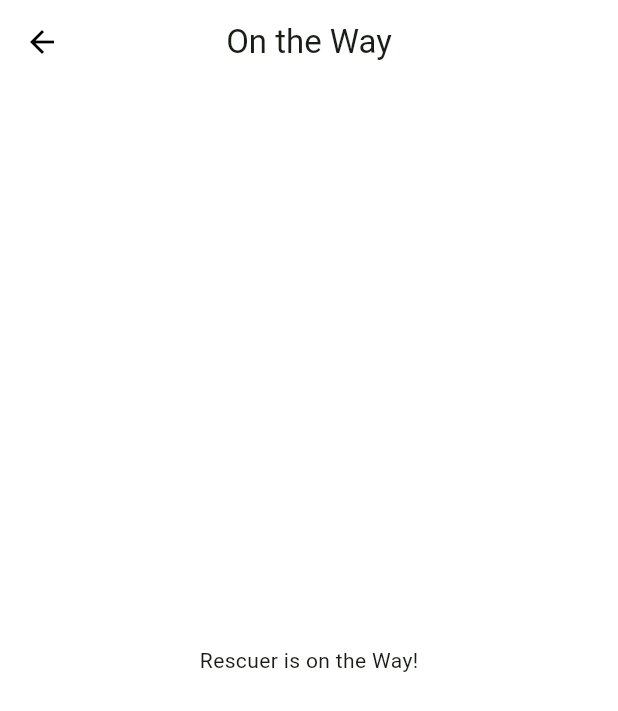
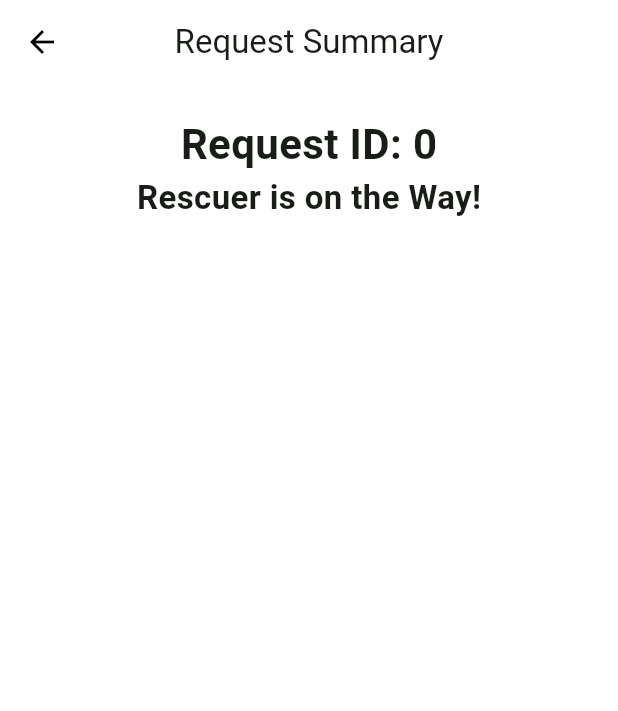
Before and after one commit to Project-Buhay/buhay-frontend, a Flutter app: the OnTheWayPage screen opened directly with empty values, on a phone screen of 412 x 824 dp. Shown: the top 711 px of the screen. Run offline on Flutter 3.47's test engine with Material 3 defaults, Android fonts, the light colour scheme and no system bars; our stand-ins replace appwrite, firebase_core, flutter_form_builder, flutter_svg, form_builder_validators, get_it and 5 more; missing offline and left inert: mapbox_maps_flutter; accounts and stored records are empty; network calls fail.

Commit message:
Request summary (#9)
* feat: add logout to rescuer dashboard

* feat: use convert coordinates endpoint

* feat: add request summary on otw page

```diff
--- /dev/null
+++ b/lib/system_ui/presentation/constituent/otw.dart
@@ -0,0 +1,113 @@
+import 'package:buhay/system_ui/controller/constituent/map_interactive_search.dart';
+import 'package:buhay/system_ui/controller/constituent/map_manual_search_controller.dart';
+// import 'package:buhay/system_ui/models.dart';
+import 'package:flutter/material.dart';
+
+class OnTheWayPage extends StatefulWidget {
+  final int requestId;
+  final MapManualSearchController? mapManualSearchController;
+  final MapInteractiveSearchController? mapInteractiveSearchController;
+  final Map<String, dynamic> response;
+  const OnTheWayPage({
+    super.key,
+    required this.requestId,
+    this.mapManualSearchController,
+    this.mapInteractiveSearchController,
+    required this.response,
+  });
+  @override
+  State<OnTheWayPage> createState() => _OnTheWayPageState();
+}
+
+class _OnTheWayPageState extends State<OnTheWayPage> {
+  late int requestId;
+  late MapManualSearchController? mapManualSearchController;
+  late MapInteractiveSearchController? mapInteractiveSearchController;
+
+  @override
+  void initState() {
+    super.initState();
+
+    requestId = widget.requestId;
+    mapManualSearchController = widget.mapManualSearchController;
+    mapInteractiveSearchController = widget.mapInteractiveSearchController;
+
+    print(widget.response);
+    print(widget.response["locations"]);
+
+    if (mapManualSearchController != null) {
+      sendDataUsingManual();
+    } else {
+      sendDataUsingInteractive();
+    }
+  }
+
+  void sendDataUsingManual() async {
+    var request = await mapManualSearchController!.saveRouteParsing(requestId);
+    await mapManualSearchController!.mapResultsController.mapResultsApi
+        .saveRouteRequest(request);
+  }
+
+  void sendDataUsingInteractive() async {
+    var request =
+        await mapInteractiveSearchController!.saveRouteParsing(requestId);
+    await mapInteractiveSearchController!.mapResultsController.mapResultsApi
+        .saveRouteRequest(request);
+  }
+
+  @override
+  Widget build(BuildContext context) {
+    return Scaffold(
+      backgroundColor: Colors.white,
+      appBar: AppBar(
+          title: Text('Request Summary'),
+          centerTitle: true,
+          backgroundColor: Colors.white,
+          iconTheme: IconThemeData(color: Colors.black)),
+      body: Padding(
+        padding: const EdgeInsets.only(top: 20.0),
+        child: SingleChildScrollView(
+          child: Column(
+            mainAxisAlignment: MainAxisAlignment.start,
+            crossAxisAlignment: CrossAxisAlignment.start,
+            children: <Widget>[
+              Center(
+                  child: Text(
+                "Request ID: ${widget.requestId}",
+                style: TextStyle(fontSize: 28, fontWeight: FontWeight.bold),
+              )),
+              Center(
+                  child: Text(
+                "Rescuer is on the Way!",
+                style: TextStyle(fontSize: 22, fontWeight: FontWeight.w600),
+              )),
+              if (widget.response["locations"] != null)
+                ...List<Widget>.from(
+                    widget.response["locations"].asMap().entries.map((entry) {
+                  int index = entry.key;
+                  var location = entry.value;
+                  return Padding(
+                    padding: const EdgeInsets.all(18.0),
+                    child: Column(
+                      crossAxisAlignment: CrossAxisAlignment.start,
+                      children: [
+                        Text(
+                          "Location ${index + 1}:",
+                          style: TextStyle(
+                              fontSize: 18, fontWeight: FontWeight.bold),
+                        ),
+                        Text(
+                          location.toString(),
+                          style: TextStyle(fontSize: 15),
+                        ),
+                      ],
+                    ),
+                  );
+                })),
+            ],
+          ),
+        ),
+      ),
+    );
+  }
+}
--- a/lib/system_ui/presentation/login/otw.dart
+++ /dev/null
@@ -1,69 +0,0 @@
-import 'package:buhay/system_ui/controller/constituent/map_interactive_search.dart';
-import 'package:buhay/system_ui/controller/constituent/map_manual_search_controller.dart';
-// import 'package:buhay/system_ui/models.dart';
-import 'package:flutter/material.dart';
-
-class OnTheWayPage extends StatefulWidget {
-  final int requestId;
-  final MapManualSearchController? mapManualSearchController;
-  final MapInteractiveSearchController? mapInteractiveSearchController;
-  const OnTheWayPage(
-      {super.key,
-      required this.requestId,
-      this.mapManualSearchController,
-      this.mapInteractiveSearchController});
-  @override
-  State<OnTheWayPage> createState() => _OnTheWayPageState();
-}
-
-class _OnTheWayPageState extends State<OnTheWayPage> {
-  late int requestId;
-  late MapManualSearchController? mapManualSearchController;
-  late MapInteractiveSearchController? mapInteractiveSearchController;
-
-  @override
-  void initState() {
-    super.initState();
-
-    requestId = widget.requestId;
-    mapManualSearchController = widget.mapManualSearchController;
-    mapInteractiveSearchController = widget.mapInteractiveSearchController;
-
-    if (mapManualSearchController != null) {
-      sendDataUsingManual();
-    } else {
-      sendDataUsingInteractive();
-    }
-  }
-
-  void sendDataUsingManual() async {
-    var request = await mapManualSearchController!.saveRouteParsing(requestId);
-    await mapManualSearchController!.mapResultsController.mapResultsApi
-        .saveRouteRequest(request);
-  }
-
-  void sendDataUsingInteractive() async {
-    var request =
-        await mapInteractiveSearchController!.saveRouteParsing(requestId);
-    await mapInteractiveSearchController!.mapResultsController.mapResultsApi
-        .saveRouteRequest(request);
-  }
-
-  @override
-  Widget build(BuildContext context) {
-    return Scaffold(
-      backgroundColor: Colors.white,
-      appBar: AppBar(
-          title: Text('On the Way'),
-          centerTitle: true,
-          backgroundColor: Colors.white,
-          iconTheme: IconThemeData(color: Colors.black)),
-      body: Center(
-        child: Column(
-          mainAxisAlignment: MainAxisAlignment.center,
-          children: <Widget>[Text("Rescuer is on the Way!")],
-        ),
-      ),
-    );
-  }
-}
```
Also changed, not shown: lib/system_ui/api/system_results_api.dart (+22 -0 lines), lib/system_ui/controller/constituent/map_interactive_search.dart (+7 -9 lines), lib/system_ui/controller/constituent/map_manual_search_controller.dart (+7 -9 lines), lib/system_ui/presentation/constituent/bottom_sheet.dart (+24 -10 lines), lib/system_ui/presentation/constituent/map_manual_search.dart (+10 -3 lines).
